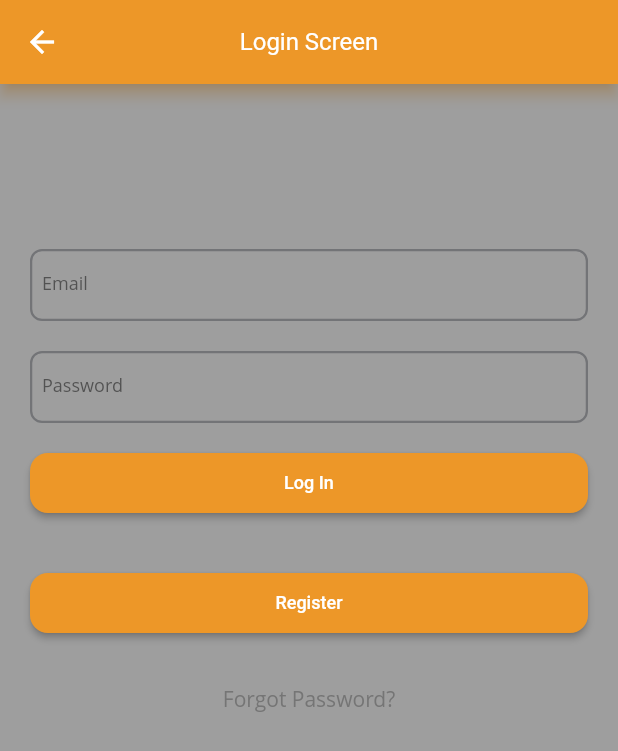
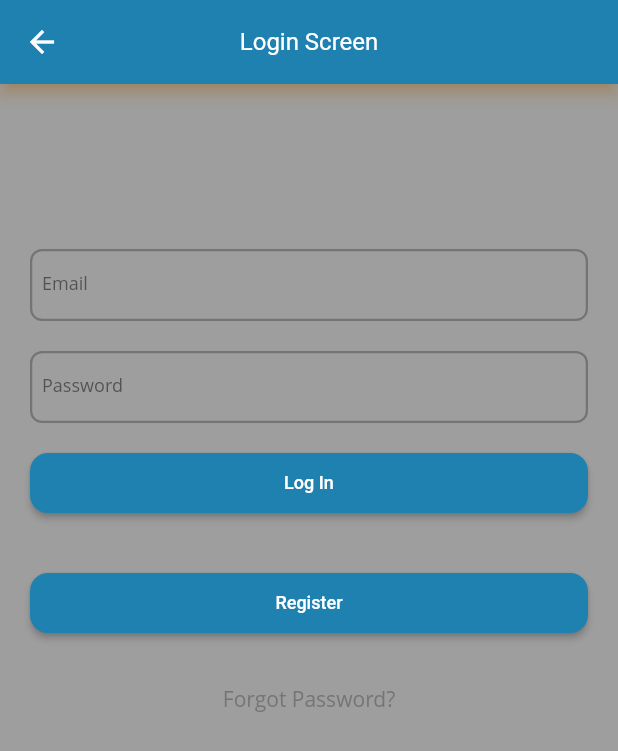
Before and after one commit to Ishworkhadka99123/newassign, a Flutter app: the screen it shows after launch, on a phone screen of 412 x 824 dp. Shown: the top 751 px of the screen. Run offline on Flutter 3.47's test engine with Material 2 defaults, Android fonts, the phone set to English and light mode, and no system bars; our stand-ins replace motion_toast, objectbox; generated files the repository leaves out were written again; Roboto replaces fonts that are missing (Open Sans).

Commit message:
changing the theme color

```diff
--- a/lib/app/theme.dart
+++ b/lib/app/theme.dart
@@ -2,7 +2,7 @@ import 'package:flutter/material.dart';
 
 ThemeData getApplicationThemeData() {
   return ThemeData(
-    primaryColor: HexColor.fromHex("#ED9728"),
+    primaryColor: HexColor.fromHex("#1e81b0"),
     primaryColorLight: HexColor.fromHex("#B3ED9728"),
     primaryColorDark: HexColor.fromHex("#d17d11"),
     disabledColor: HexColor.fromHex("#707070"),
@@ -10,12 +10,12 @@ ThemeData getApplicationThemeData() {
     buttonTheme: ButtonThemeData(
       shape: const StadiumBorder(),
       disabledColor: HexColor.fromHex("#707070"),
-      buttonColor: HexColor.fromHex("#ED9728"),
+      buttonColor: HexColor.fromHex("#1e81b0"),
       splashColor: HexColor.fromHex("#B3ED9728"),
     ),
     appBarTheme: AppBarTheme(
       centerTitle: true,
-      color: HexColor.fromHex("#ED9728"),
+      color: HexColor.fromHex("#1e81b0"),
       elevation: 4,
       shadowColor: HexColor.fromHex("#B3ED9728"),
       titleTextStyle: const TextStyle(
@@ -31,7 +31,7 @@ ThemeData getApplicationThemeData() {
           color: Colors.white,
           fontWeight: FontWeight.w500,
         ),
-        backgroundColor: HexColor.fromHex("#ED9728"),
+        backgroundColor: HexColor.fromHex("#1e81b0"),
         shape: RoundedRectangleBorder(
           borderRadius: BorderRadius.circular(12),
         ),
@@ -58,7 +58,7 @@ ThemeData getApplicationThemeData() {
       //Focus border
       focusedBorder: OutlineInputBorder(
           borderSide:
-              BorderSide(color: HexColor.fromHex("#ED9728"), width: 1.5),
+              BorderSide(color: HexColor.fromHex("#1e81b0"), width: 1.5),
           borderRadius: const BorderRadius.all(Radius.circular(8))),
       // error border
       errorBorder: OutlineInputBorder(
@@ -67,7 +67,7 @@ ThemeData getApplicationThemeData() {
           borderRadius: const BorderRadius.all(Radius.circular(8))),
       focusedErrorBorder: OutlineInputBorder(
           borderSide:
-              BorderSide(color: HexColor.fromHex("#ED9728"), width: 1.5),
+              BorderSide(color: HexColor.fromHex("#1e81b0"), width: 1.5),
           borderRadius: const BorderRadius.all(Radius.circular(8))),
       // enabled border
       enabledBorder: OutlineInputBorder(
```
